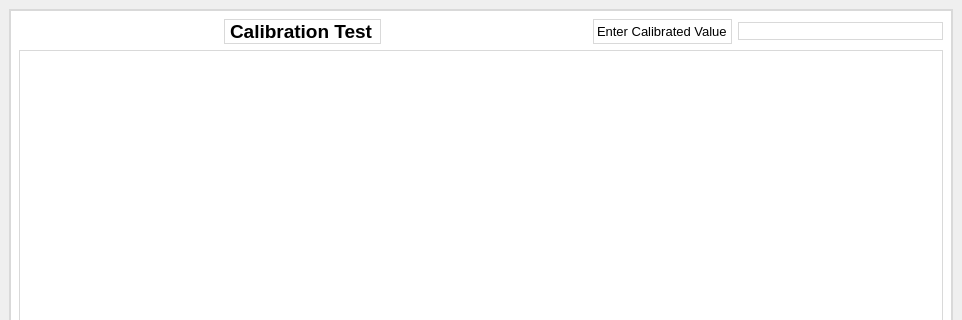
First picture: the form in mainwindow.ui, repository zubair-appdev/SolarACHT_2, before the edit; both pictures show x 0 to 962 and y 0 to 320 of the 962 by 684 pixel window.
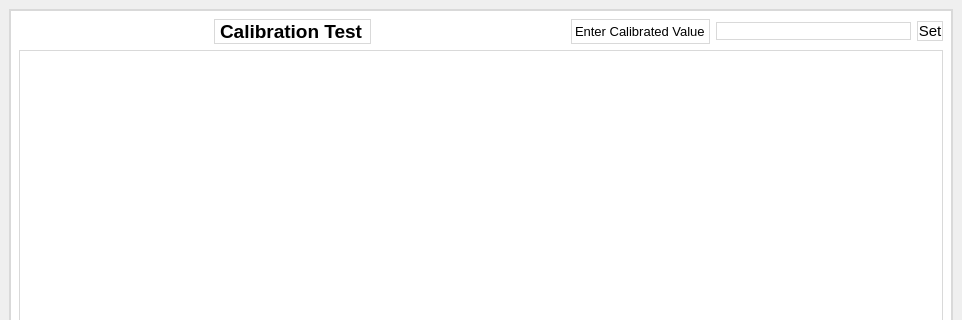
Second picture: the form after the edit. Icons and pictures are not drawn.

The edit to the form file:
```diff
--- a/mainwindow.ui
+++ b/mainwindow.ui
@@ -20,6 +20,9 @@
    <iconset resource="images.qrc">
     <normaloff>:/new/prefix1/images/login.png</normaloff>:/new/prefix1/images/login.png</iconset>
   </property>
+  <property name="styleSheet">
+   <string notr="true"/>
+  </property>
   <property name="iconSize">
    <size>
     <width>12</width>
@@ -5742,6 +5745,18 @@
           <item>
            <widget class="QLineEdit" name="lineEdit_calibratedValue"/>
           </item>
+          <item>
+           <widget class="QPushButton" name="pushButton_setColumnCalibrate">
+            <property name="font">
+             <font>
+              <pointsize>11</pointsize>
+             </font>
+            </property>
+            <property name="text">
+             <string>Set</string>
+            </property>
+           </widget>
+          </item>
          </layout>
         </item>
         <item row="1" column="0">
```
